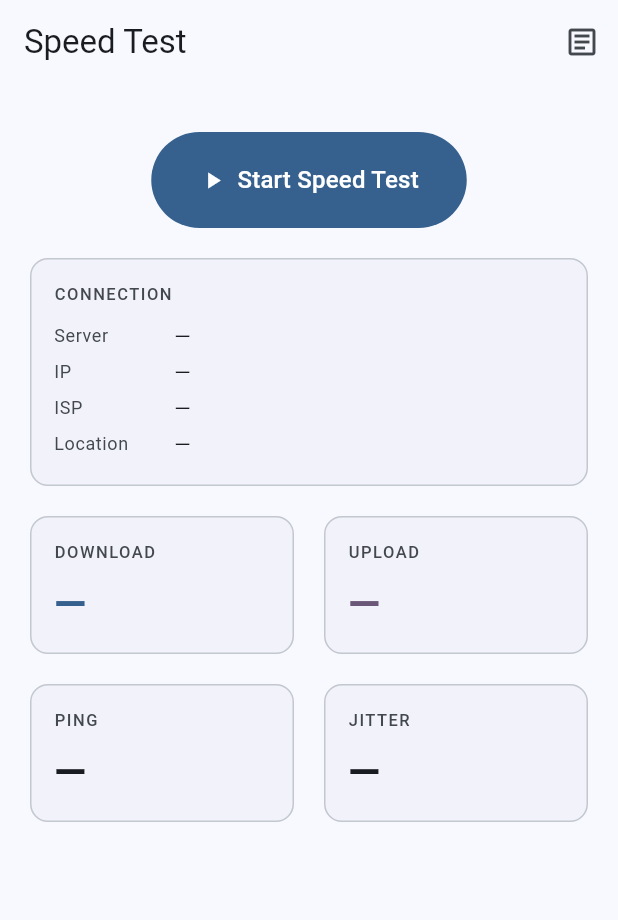
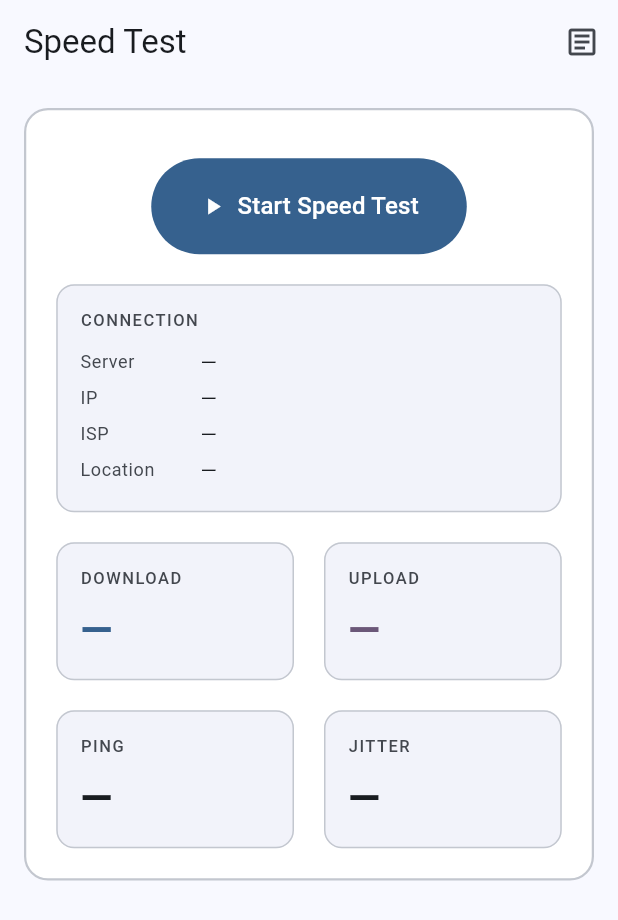
Before and after one commit to mmhfarooque/gui-speedtest, a Flutter app: the screen it shows after launch, on a phone screen of 412 x 824 dp. Shown: the top 920 px of the screen. Run offline on Flutter 3.47's test engine with Material 3 defaults, Android fonts, the phone set to English and light mode, and no system bars.

Commit message:
mobile: iOS simulator + layout polish
- FittedBox in MetricValue — speed numbers auto-scale on narrow phones
  instead of ellipsis-truncating (verified on iPhone 17 sim: 67.23 Mbps
  now fits)
- Max-width 720 centering on wide screens (iPad/desktop) so cards don't
  stretch lonely across the viewport
- Rounded outlined wrapper (surfaceContainerLowest bg + 1.5px
  outlineVariant border) around the content column so the app feels
  contained on every screen size
- ios/ project files updated by first flutter run -d "iPhone 17"
  build: pbxproj, xcworkspacedata, Podfile.lock

Verified end-to-end on iPhone 17 (iOS 26.4) and iPad Air 13-inch (M4).

Co-Authored-By: Claude Opus 4.7 (1M context) <noreply@anthropic.com>

```diff
--- a/mobile/lib/ui/cards/metric_value.dart
+++ b/mobile/lib/ui/cards/metric_value.dart
@@ -22,14 +22,17 @@ class MetricValue extends StatelessWidget {
         child: CircularProgressIndicator(strokeWidth: 2.5),
       );
     }
-    return Text(
-      (value == null || value!.isEmpty) ? '—' : value!,
-      style: theme.textTheme.headlineMedium?.copyWith(
-        fontWeight: FontWeight.w600,
-        color: color,
+    return FittedBox(
+      fit: BoxFit.scaleDown,
+      alignment: Alignment.centerLeft,
+      child: Text(
+        (value == null || value!.isEmpty) ? '—' : value!,
+        style: theme.textTheme.headlineMedium?.copyWith(
+          fontWeight: FontWeight.w600,
+          color: color,
+        ),
+        maxLines: 1,
       ),
-      maxLines: 1,
-      overflow: TextOverflow.ellipsis,
     );
   }
 }
--- a/mobile/lib/ui/home_page.dart
+++ b/mobile/lib/ui/home_page.dart
@@ -17,6 +17,7 @@ class HomePage extends StatelessWidget {
 
   @override
   Widget build(BuildContext context) {
+    final theme = Theme.of(context);
     return Scaffold(
       appBar: AppBar(
         title: const Text('Speed Test'),
@@ -45,6 +46,19 @@ class HomePage extends StatelessWidget {
           autofocus: true,
           child: SingleChildScrollView(
             padding: const EdgeInsets.all(16),
+            child: Center(
+              child: ConstrainedBox(
+                constraints: const BoxConstraints(maxWidth: 720),
+                child: Container(
+                  decoration: BoxDecoration(
+                    borderRadius: BorderRadius.circular(16),
+                    border: Border.all(
+                      color: theme.colorScheme.outlineVariant,
+                      width: 1.5,
+                    ),
+                    color: theme.colorScheme.surfaceContainerLowest,
+                  ),
+                  padding: const EdgeInsets.all(16),
                   child: Column(
                     crossAxisAlignment: CrossAxisAlignment.stretch,
                     children: const [
@@ -72,6 +86,9 @@ class HomePage extends StatelessWidget {
                 ),
               ),
             ),
+          ),
+        ),
+      ),
     );
   }
 }
```
Also changed, not shown: 3 other files. Lines whose indentation alone changed are shown as unchanged.
